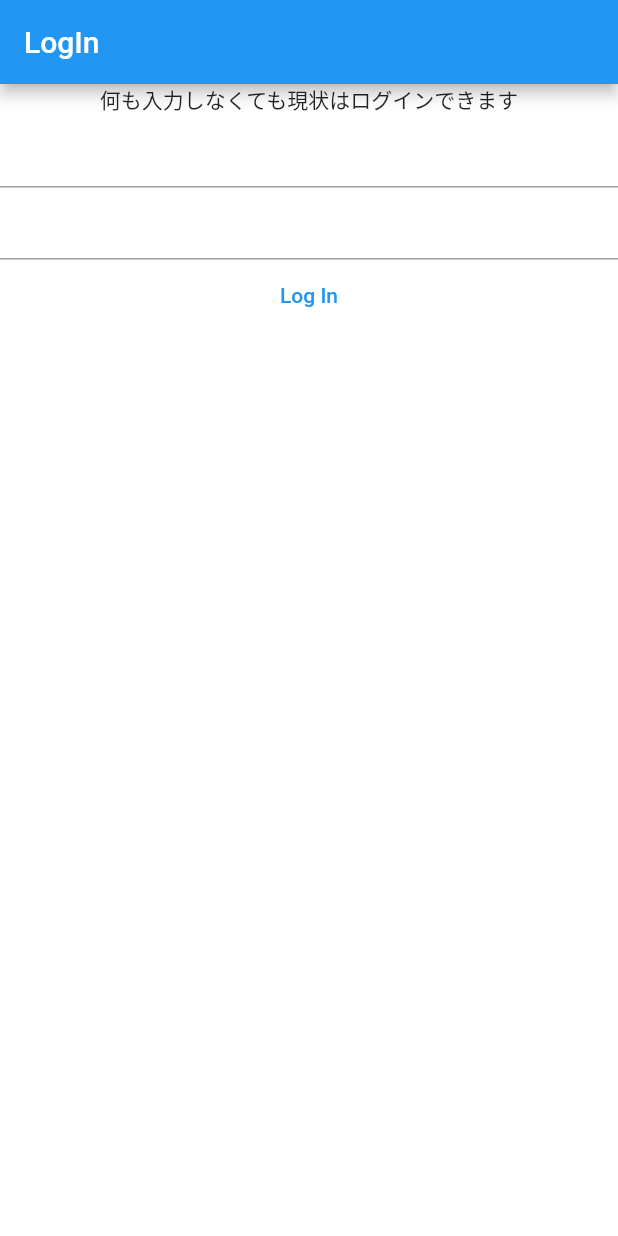
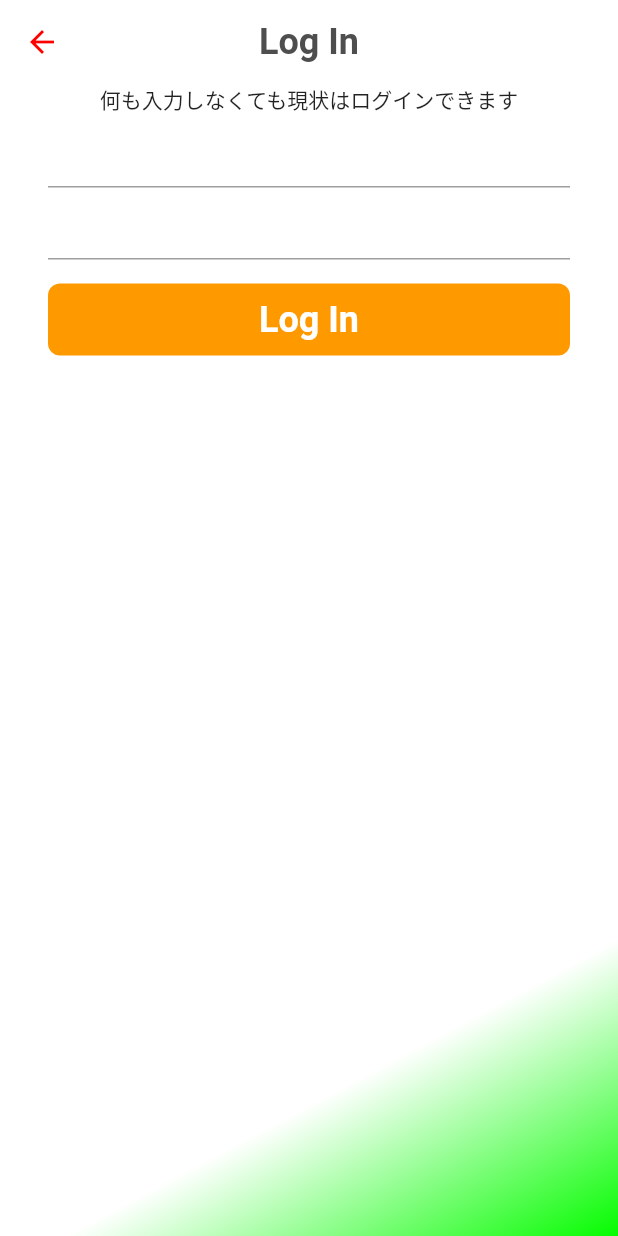
Before and after one commit to Ryotaewamoto/bad-log, a Flutter app: the screen it shows after launch, after a tap on "Log In", on a phone screen of 412 x 824 dp. Run offline on Flutter 3.47's test engine with Material 2 defaults, Android fonts, the phone set to English and light mode, and no system bars; our stand-ins replace firebase_auth, firebase_core, flutter_spinkit, font_awesome_flutter, gap, hooks_riverpod; accounts and stored records are empty; Roboto replaces fonts that are missing (Helvetica); statements that could not run were skipped.

Commit message:
feat: add get started page
feat: 新機能
fix: バグ修正・レビュー反映
docs: ドキュメントの変更
style: コードのロジックに影響を与えない変更（ホワイトスペース、フォーマット、セミコロンの欠落など）
refactor: バグ修正でも機能追加でもないコード変更
perf: パフォーマンス向上
test: テストの追加や既存のテストの修正
chore: ビルドプロセス、またはドキュメント生成などの補助ツールやライブラリの変更

```diff
--- a/lib/pages/auth_page.dart
+++ b/lib/pages/auth_page.dart
@@ -3,8 +3,8 @@ import 'package:hooks_riverpod/hooks_riverpod.dart';
 
 import '../features/auth.dart';
 import 'error_page.dart';
+import 'get_started_page.dart';
 import 'home_page.dart';
-import 'log_in_page.dart';
 
 class AuthPage extends HookConsumerWidget {
   const AuthPage({super.key});
@@ -16,7 +16,7 @@ class AuthPage extends HookConsumerWidget {
         if (data != null) {
           return const HomePage();
         } else {
-          return const LogInPage();
+          return const GetStartedPage();
         }
       },
       error: (error, stackTrace) {
--- /dev/null
+++ b/lib/pages/get_started_page.dart
@@ -0,0 +1,107 @@
+import 'package:bad_log/utils/constants/app_colors.dart';
+import 'package:bad_log/utils/constants/measure.dart';
+import 'package:bad_log/utils/text_styles.dart';
+import 'package:bad_log/widgets/rounded_button.dart';
+import 'package:bad_log/widgets/white_app_bar.dart';
+import 'package:flutter/material.dart';
+
+import 'log_in_page.dart';
+import 'sign_up_page.dart';
+
+class GetStartedPage extends StatelessWidget {
+  const GetStartedPage({super.key});
+
+  @override
+  Widget build(BuildContext context) {
+    return Scaffold(
+      appBar: const WhiteAppBar(title: ''),
+      body: Stack(
+        children: [
+          const SizedBox.expand(
+            child: DecoratedBox(
+              decoration: BoxDecoration(
+                gradient: LinearGradient(
+                  stops: [
+                    0.75,
+                    1.0,
+                  ],
+                  begin: Alignment.topLeft,
+                  end: Alignment.bottomRight,
+                  colors: <Color>[
+                    AppColors.baseWhite,
+                    AppColors.accent,
+                  ],
+                ),
+              ),
+            ),
+          ),
+          Padding(
+            padding: const EdgeInsets.symmetric(
+              horizontal: 32,
+            ),
+            child: Column(
+              children: [
+                Measure.g_32,
+                Measure.g_32,
+                Container(
+                  width: 150,
+                  height: 150,
+                  color: AppColors.baseLight,
+                ),
+                Measure.g_32,
+                Measure.g_32,
+                Text(
+                  'Welcome to BadLog !!',
+                  style: TextStyles.h3(),
+                ),
+                Measure.g_32,
+                PrimaryRoundedButton(
+                  text: 'Create an account',
+                  onTap: () {
+                    Navigator.push(
+                      context,
+                      _fadeAnimationBuilder(widget: const SignUpPage()),
+                    );
+                  },
+                ),
+                Measure.g_16,
+                SecondaryRoundedButton(
+                  text: 'Log In',
+                  onTap: () async {
+                    await Navigator.push(
+                      context,
+                      _fadeAnimationBuilder(widget: const LogInPage()),
+                    );
+                  },
+                ),
+              ],
+            ),
+          ),
+        ],
+      ),
+    );
+  }
+}
+
+PageRouteBuilder<dynamic> _fadeAnimationBuilder({required Widget widget}) {
+  return PageRouteBuilder<dynamic>(
+    transitionDuration: const Duration(milliseconds: 400),
+    reverseTransitionDuration: const Duration(milliseconds: 500),
+    pageBuilder: (context, animation, secondaryAnimation) {
+      // 表示する画面のWidget
+      return widget;
+    },
+    transitionsBuilder: (context, animation, secondaryAnimation, child) {
+      // 遷移時のアニメーションを指定
+      const begin = 0.0;
+      const end = 1.0;
+      final tween = Tween(begin: begin, end: end)
+          .chain(CurveTween(curve: Curves.easeInOut));
+      final doubleAnimation = animation.drive<double>(tween);
+      return FadeTransition(
+        opacity: doubleAnimation,
+        child: child,
+      );
+    },
+  );
+}
--- a/lib/pages/log_in_page.dart
+++ b/lib/pages/log_in_page.dart
@@ -1,8 +1,13 @@
 import 'package:bad_log/features/auth.dart';
 import 'package:bad_log/pages/home_page.dart';
+import 'package:bad_log/utils/constants/measure.dart';
 import 'package:bad_log/utils/loading.dart';
+import 'package:bad_log/widgets/rounded_button.dart';
+import 'package:bad_log/widgets/white_app_bar.dart';
 import 'package:flutter/material.dart';
 import 'package:hooks_riverpod/hooks_riverpod.dart';
+
+import '../utils/constants/app_colors.dart';
 
 class LogInPage extends HookConsumerWidget {
   const LogInPage({super.key});
@@ -15,17 +20,42 @@ class LogInPage extends HookConsumerWidget {
       child: Stack(
         children: [
           Scaffold(
-            appBar: AppBar(
-              title: const Text('LogIn'),
+            appBar: const WhiteAppBar(
+              title: 'Log In',
             ),
-            body: Center(
+            body: Stack(
+              children: [
+                const SizedBox.expand(
+                  child: DecoratedBox(
+                    decoration: BoxDecoration(
+                      gradient: LinearGradient(
+                        stops: [
+                          0.80,
+                          1.0,
+                        ],
+                        begin: Alignment.topLeft,
+                        end: Alignment.bottomRight,
+                        colors: <Color>[
+                          AppColors.baseWhite,
+                          AppColors.accent,
+                        ],
+                      ),
+                    ),
+                  ),
+                ),
+                Padding(
+                  padding: const EdgeInsets.symmetric(
+                    horizontal: 32,
+                  ),
                   child: Column(
                     children: [
                       const Text('何も入力しなくても現状はログインできます'),
                       TextFormField(),
                       TextFormField(),
-                  TextButton(
-                    onPressed: () async {
+                      Measure.g_16,
+                      PrimaryRoundedButton(
+                        text: 'Log In',
+                        onTap: () async {
                           try {
                             ref
                                 .watch(overlayLoadingProvider.notifier)
@@ -55,10 +85,11 @@ class LogInPage extends HookConsumerWidget {
                                 .update((state) => false);
                           }
                         },
-                    child: const Text('Log In'),
                       ),
                     ],
                   ),
+                ),
+              ],
             ),
           ),
           if (ref.watch(overlayLoadingProvider)) const OverlayLoadingWidget(),
--- a/lib/utils/constants/measure.dart
+++ b/lib/utils/constants/measure.dart
@@ -14,7 +14,7 @@ class Measure {
 
   // 例外的な数値
   static const double s_20 = 20;
-  static const double s_40 = 40;
+  static const double s_32 = 32;
 
   // MARK: - Gap
 
@@ -23,7 +23,7 @@ class Measure {
   static const Gap g_12 = Gap(Measure.s_12);
   static const Gap g_16 = Gap(Measure.s_16);
   static const Gap g_24 = Gap(Measure.s_24);
-  static const Gap g_40 = Gap(Measure.s_40);
+  static const Gap g_32 = Gap(Measure.s_32);
 
   // MARK: - EdgeInsets(padding)
 
```
Also changed, not shown: lib/pages/account_page.dart (+6 -5 lines), lib/pages/home_page.dart (+14 -3 lines), lib/pages/sign_up_page.dart (+38 -1 lines). Lines whose indentation alone changed are shown as unchanged.
